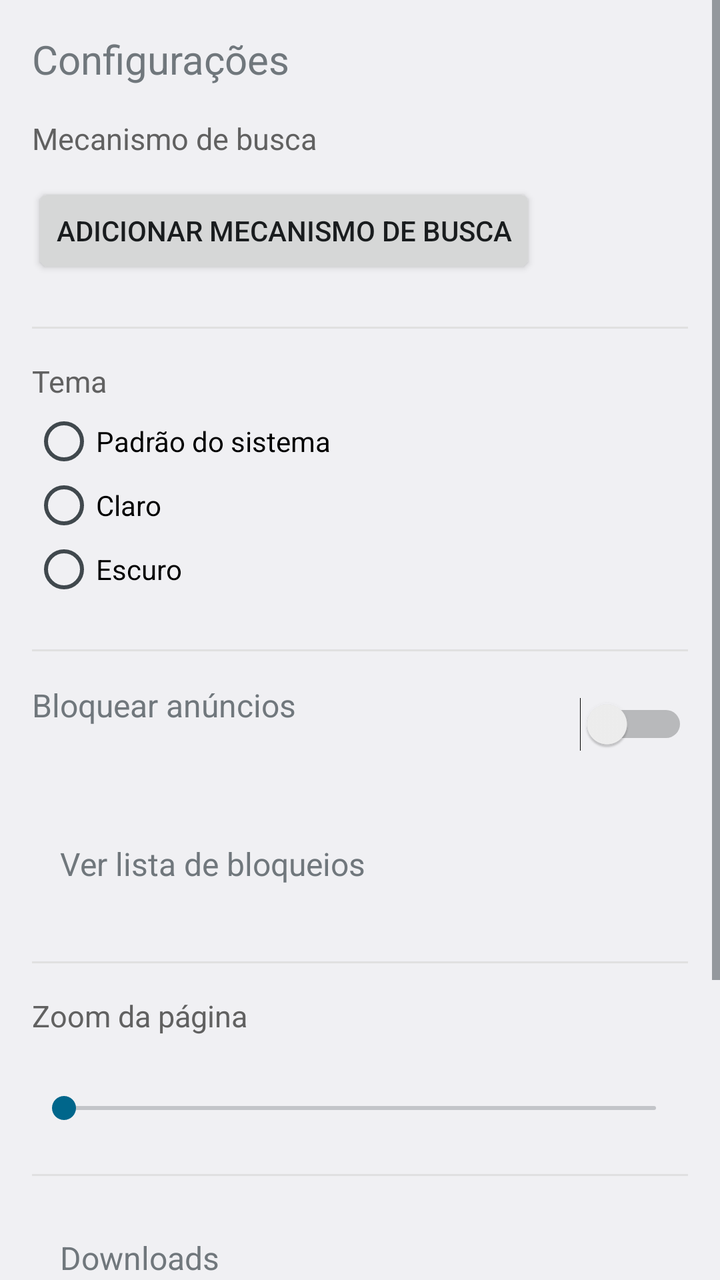
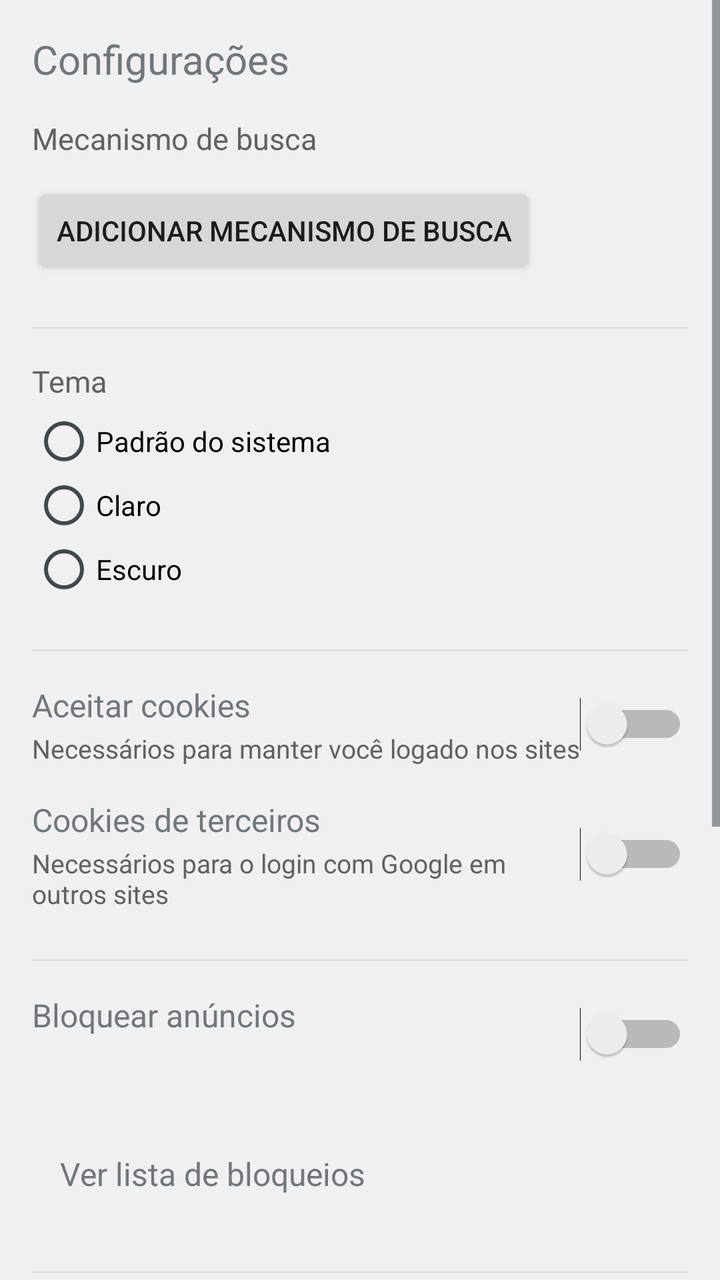

An Android layout rendered at two revisions. The XML below is the earlier revision; the diff shows what the commit changed to produce the second picture.
<!-- AndroidManifest.xml: application theme Theme.AospBrowser -->
<!-- res/layout/activity_settings.xml -->
<?xml version="1.0" encoding="utf-8"?>
<ScrollView xmlns:android="http://schemas.android.com/apk/res/android"
    android:layout_width="match_parent"
    android:layout_height="match_parent">

    <LinearLayout
        android:layout_width="match_parent"
        android:layout_height="wrap_content"
        android:orientation="vertical"
        android:padding="16dp">

        <TextView
            android:layout_width="wrap_content"
            android:layout_height="wrap_content"
            android:text="@string/settings_title"
            android:textSize="20sp"
            android:layout_marginBottom="16dp" />

        <TextView
            android:layout_width="wrap_content"
            android:layout_height="wrap_content"
            android:text="@string/settings_search_engine"
            android:textSize="15sp"
            android:textColor="#616161"
            android:layout_marginBottom="4dp" />

        <RadioGroup
            android:id="@+id/searchEngineGroup"
            android:layout_width="match_parent"
            android:layout_height="wrap_content"
            android:orientation="vertical"
            android:layout_marginBottom="8dp" />

        <Button
            android:id="@+id/btnAddSearchEngine"
            android:layout_width="wrap_content"
            android:layout_height="wrap_content"
            android:text="@string/settings_add_search_engine"
            android:layout_marginBottom="24dp" />

        <View
            android:layout_width="match_parent"
            android:layout_height="1dp"
            android:background="#E0E0E0"
            android:layout_marginBottom="16dp" />

        <TextView
            android:layout_width="wrap_content"
            android:layout_height="wrap_content"
            android:text="@string/settings_theme"
            android:textSize="15sp"
            android:textColor="#616161"
            android:layout_marginBottom="4dp" />

        <RadioGroup
            android:id="@+id/themeGroup"
            android:layout_width="match_parent"
            android:layout_height="wrap_content"
            android:orientation="vertical"
            android:layout_marginBottom="24dp">

            <RadioButton
                android:id="@+id/themeSystem"
                android:layout_width="match_parent"
                android:layout_height="wrap_content"
                android:text="@string/settings_theme_system" />

            <RadioButton
                android:id="@+id/themeLight"
                android:layout_width="match_parent"
                android:layout_height="wrap_content"
                android:text="@string/settings_theme_light" />

            <RadioButton
                android:id="@+id/themeDark"
                android:layout_width="match_parent"
                android:layout_height="wrap_content"
                android:text="@string/settings_theme_dark" />
        </RadioGroup>

        <View
            android:layout_width="match_parent"
            android:layout_height="1dp"
            android:background="#E0E0E0"
            android:layout_marginBottom="16dp" />

        
        <LinearLayout
            android:layout_width="match_parent"
            android:layout_height="wrap_content"
            android:orientation="horizontal"
            android:gravity="center_vertical"
            android:layout_marginBottom="24dp">

            <LinearLayout
                android:layout_width="0dp"
                android:layout_height="wrap_content"
                android:layout_weight="1"
                android:orientation="vertical">

                <TextView
                    android:layout_width="wrap_content"
                    android:layout_height="wrap_content"
                    android:text="@string/settings_adblock_title"
                    android:textSize="16sp" />

                <TextView
                    android:id="@+id/adblockSubtitle"
                    android:layout_width="wrap_content"
                    android:layout_height="wrap_content"
                    android:textSize="13sp"
                    android:textColor="#616161"
                    android:layout_marginTop="2dp" />
            </LinearLayout>

            <Switch
                android:id="@+id/adblockSwitch"
                android:layout_width="wrap_content"
                android:layout_height="wrap_content" />
        </LinearLayout>

        
        <TextView
            android:id="@+id/menuAdblockList"
            android:layout_width="match_parent"
            android:layout_height="wrap_content"
            android:text="@string/settings_adblock_list_menu"
            android:textSize="16sp"
            android:padding="14dp"
            android:layout_marginBottom="24dp"
            android:clickable="true"
            android:focusable="true"
            android:background="?android:attr/selectableItemBackground" />

        <View
            android:layout_width="match_parent"
            android:layout_height="1dp"
            android:background="#E0E0E0"
            android:layout_marginBottom="16dp" />

        
        <TextView
            android:layout_width="wrap_content"
            android:layout_height="wrap_content"
            android:text="@string/settings_zoom_title"
            android:textSize="15sp"
            android:textColor="#616161"
            android:layout_marginBottom="4dp" />

        <TextView
            android:id="@+id/zoomPercentLabel"
            android:layout_width="wrap_content"
            android:layout_height="wrap_content"
            android:textSize="14sp"
            android:layout_marginBottom="4dp" />

        <SeekBar
            android:id="@+id/zoomSeekBar"
            android:layout_width="match_parent"
            android:layout_height="wrap_content"
            android:layout_marginBottom="24dp" />

        <View
            android:layout_width="match_parent"
            android:layout_height="1dp"
            android:background="#E0E0E0"
            android:layout_marginBottom="16dp" />

        
        <TextView
            android:id="@+id/menuDownloads"
            android:layout_width="match_parent"
            android:layout_height="wrap_content"
            android:text="@string/settings_downloads"
            android:textSize="16sp"
            android:padding="14dp"
            android:clickable="true"
            android:focusable="true"
            android:background="?android:attr/selectableItemBackground" />

        
        <TextView
            android:id="@+id/menuHistory"
            android:layout_width="match_parent"
            android:layout_height="wrap_content"
            android:text="@string/sidebar_item_history"
            android:textSize="16sp"
            android:padding="14dp"
            android:clickable="true"
            android:focusable="true"
            android:background="?android:attr/selectableItemBackground" />

        
        <TextView
            android:id="@+id/menuFileManager"
            android:layout_width="match_parent"
            android:layout_height="wrap_content"
            android:text="@string/settings_file_manager"
            android:textSize="16sp"
            android:padding="14dp"
            android:clickable="true"
            android:focusable="true"
            android:background="?android:attr/selectableItemBackground" />

        <View
            android:layout_width="match_parent"
            android:layout_height="1dp"
            android:background="#E0E0E0"
            android:layout_marginTop="8dp"
            android:layout_marginBottom="8dp" />

        
        <TextView
            android:id="@+id/menuDefaultBrowser"
            android:layout_width="match_parent"
            android:layout_height="wrap_content"
            android:text="@string/settings_default_browser"
            android:textSize="16sp"
            android:padding="14dp"
            android:clickable="true"
            android:focusable="true"
            android:background="?android:attr/selectableItemBackground" />

    </LinearLayout>
</ScrollView>
<!-- resources referenced by this layout -->
<resources>
  <string name="settings_adblock_list_menu">Ver lista de bloqueios</string>
  <string name="settings_adblock_title">Bloquear anúncios</string>
  <string name="settings_add_search_engine">Adicionar mecanismo de busca</string>
  <string name="settings_default_browser">Definir como navegador padrão</string>
  <string name="settings_downloads">Downloads</string>
  <string name="settings_file_manager">Gerenciador de arquivos</string>
  <string name="settings_search_engine">Mecanismo de busca</string>
  <string name="settings_theme">Tema</string>
  <string name="settings_theme_dark">Escuro</string>
  <string name="settings_theme_light">Claro</string>
  <string name="settings_theme_system">Padrão do sistema</string>
  <string name="settings_title">Configurações</string>
  <string name="settings_zoom_title">Zoom da página</string>
  <string name="sidebar_item_history">Histórico</string>
  <style name="Theme.AospBrowser" parent="android:Theme.DeviceDefault.Light.NoActionBar" />
</resources>

<!-- the commit's change to res/layout/activity_settings.xml (unified diff, before → after) -->
@@ -90,6 +90,81 @@
             android:layout_height="wrap_content"
             android:orientation="horizontal"
             android:gravity="center_vertical"
+            android:layout_marginBottom="16dp">
+
+            <LinearLayout
+                android:layout_width="0dp"
+                android:layout_height="wrap_content"
+                android:layout_weight="1"
+                android:orientation="vertical">
+
+                <TextView
+                    android:layout_width="wrap_content"
+                    android:layout_height="wrap_content"
+                    android:text="@string/settings_cookies_title"
+                    android:textSize="16sp" />
+
+                <TextView
+                    android:layout_width="wrap_content"
+                    android:layout_height="wrap_content"
+                    android:text="@string/settings_cookies_subtitle"
+                    android:textSize="13sp"
+                    android:textColor="#616161"
+                    android:layout_marginTop="2dp" />
+            </LinearLayout>
+
+            <Switch
+                android:id="@+id/cookiesSwitch"
+                android:layout_width="wrap_content"
+                android:layout_height="wrap_content" />
+        </LinearLayout>
+
+        <LinearLayout
+            android:layout_width="match_parent"
+            android:layout_height="wrap_content"
+            android:orientation="horizontal"
+            android:gravity="center_vertical"
+            android:layout_marginBottom="24dp">
+
+            <LinearLayout
+                android:layout_width="0dp"
+                android:layout_height="wrap_content"
+                android:layout_weight="1"
+                android:orientation="vertical">
+
+                <TextView
+                    android:layout_width="wrap_content"
+                    android:layout_height="wrap_content"
+                    android:text="@string/settings_cookies_third_title"
+                    android:textSize="16sp" />
+
+                <TextView
+                    android:layout_width="wrap_content"
+                    android:layout_height="wrap_content"
+                    android:text="@string/settings_cookies_third_subtitle"
+                    android:textSize="13sp"
+                    android:textColor="#616161"
+                    android:layout_marginTop="2dp" />
+            </LinearLayout>
+
+            <Switch
+                android:id="@+id/thirdPartyCookiesSwitch"
+                android:layout_width="wrap_content"
+                android:layout_height="wrap_content" />
+        </LinearLayout>
+
+        <View
+            android:layout_width="match_parent"
+            android:layout_height="1dp"
+            android:background="#E0E0E0"
+            android:layout_marginBottom="16dp" />
+
+        
+        <LinearLayout
+            android:layout_width="match_parent"
+            android:layout_height="wrap_content"
+            android:orientation="horizontal"
+            android:gravity="center_vertical"
             android:layout_marginBottom="24dp">
 
             <LinearLayout
<!-- resource entries referenced after the edit -->
@@ -3,6 +3,10 @@
   <string name="settings_adblock_list_menu">Ver lista de bloqueios</string>
   <string name="settings_adblock_title">Bloquear anúncios</string>
   <string name="settings_add_search_engine">Adicionar mecanismo de busca</string>
+  <string name="settings_cookies_subtitle">Necessários para manter você logado nos sites</string>
+  <string name="settings_cookies_third_subtitle">Necessários para o login com Google em outros sites</string>
+  <string name="settings_cookies_third_title">Cookies de terceiros</string>
+  <string name="settings_cookies_title">Aceitar cookies</string>
   <string name="settings_default_browser">Definir como navegador padrão</string>
   <string name="settings_downloads">Downloads</string>
   <string name="settings_file_manager">Gerenciador de arquivos</string>
